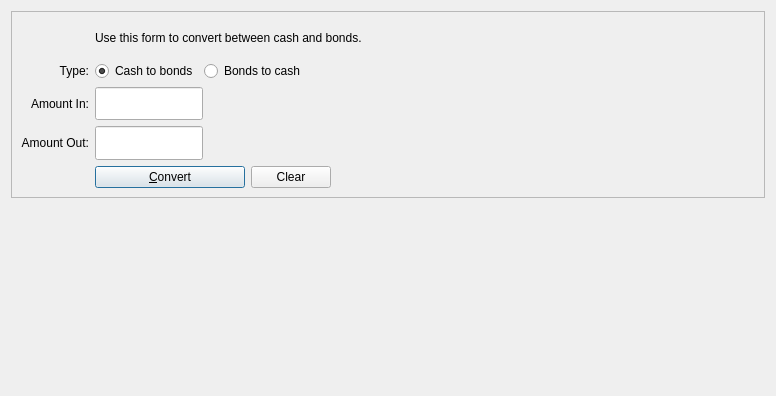
Old version of the form src/qt/forms/convertcoinsdialog.ui in the repository joshdoman/peerfed.
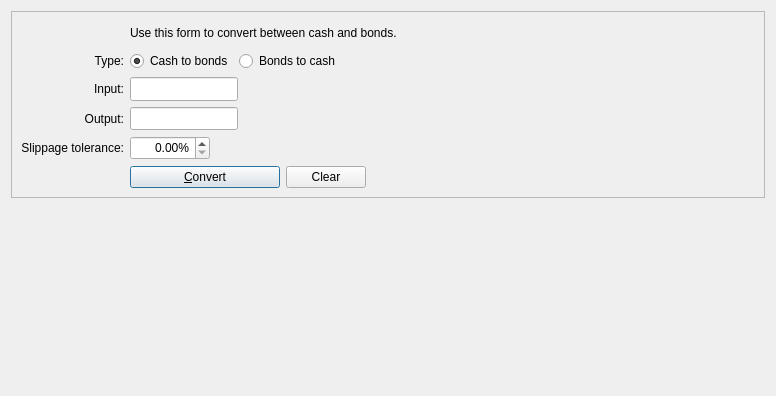
New version of the form. Icons and pictures are not drawn. Custom widgets are drawn as their Qt base class.

Commit message: added slippage ui component, simple wiring for conversion component

Patch:
```diff
--- a/src/qt/forms/convertcoinsdialog.ui
+++ b/src/qt/forms/convertcoinsdialog.ui
@@ -47,7 +47,7 @@
            <string>An optional amount to request. Leave this empty or zero to not request a specific amount.</string>
           </property>
           <property name="text">
-           <string>Amount In:</string>
+           <string>Input:</string>
           </property>
           <property name="alignment">
            <set>Qt::AlignRight|Qt::AlignTrailing|Qt::AlignVCenter</set>
@@ -63,7 +63,7 @@
            <string>An optional amount to request. Leave this empty or zero to not request a specific amount.</string>
           </property>
           <property name="text">
-           <string>Amount Out:</string>
+           <string>Output:</string>
           </property>
           <property name="alignment">
            <set>Qt::AlignRight|Qt::AlignTrailing|Qt::AlignVCenter</set>
@@ -73,6 +73,22 @@
           </property>
          </widget>
         </item>
+        <item row="7" column="0">
+         <widget class="QLabel" name="labelSlippage">
+          <property name="toolTip">
+           <string>Transaction will fail if price changes unfavorably by more than this amount.</string>
+          </property>
+          <property name="text">
+           <string>Slippage tolerance:</string>
+          </property>
+          <property name="alignment">
+           <set>Qt::AlignRight|Qt::AlignTrailing|Qt::AlignVCenter</set>
+          </property>
+          <property name="buddy">
+           <cstring>reqSlippage</cstring>
+          </property>
+         </widget>
+        </item>
         <item row="1" column="2">
          <widget class="QLabel" name="label_5">
           <property name="text">
@@ -123,7 +139,7 @@
           </item>
          </layout>
         </item>
-        <item row="7" column="2">
+        <item row="8" column="2">
          <layout class="QHBoxLayout" name="horizontalLayout_2">
           <item>
            <widget class="QPushButton" name="convertButton">
@@ -186,7 +202,7 @@
           </item>
          </layout>
         </item>
-        <item row="7" column="0">
+        <item row="8" column="0">
          <widget class="QLabel" name="label_7">
           <property name="text">
            <string/>
@@ -236,7 +252,7 @@
          </layout>
         </item>
         <item row="5" column="2">
-         <layout class="QHBoxLayout" name="horizontalLayout_2">
+         <layout class="QHBoxLayout" name="horizontalLayout_4">
           <item>
            <widget class="BitcoinAmountField" name="reqAmountOut">
             <property name="sizePolicy">
@@ -277,6 +293,60 @@
           </item>
          </layout>
         </item>
+        <item row="7" column="2">
+         <layout class="QHBoxLayout" name="horizontalLayout_5">
+          <item>
+           <widget class="QDoubleSpinBox" name="reqSlippage">
+            <property name="sizePolicy">
+             <sizepolicy hsizetype="Fixed" vsizetype="Fixed">
+              <horstretch>0</horstretch>
+              <verstretch>0</verstretch>
+             </sizepolicy>
+            </property>
+            <property name="minimumSize">
+             <size>
+              <width>80</width>
+              <height>0</height>
+             </size>
+            </property>
+            <property name="maximumSize">
+             <size>
+              <width>1000</width>
+              <height>100</height>
+             </size>
+            </property>
+            <property name="decimals">
+                <number>2</number>
+            </property>
+            <property name="maximum">
+                <number>50</number>
+            </property>
+            <property name="suffix">
+                <string>&#37;</string>
+            </property>
+            <property name="alignment">
+             <set>Qt::AlignRight|Qt::AlignTrailing|Qt::AlignVCenter</set>
+            </property>
+            <property name="toolTip">
+             <string>The amount of allowable slippage.</string>
+            </property>
+           </widget>
+          </item>
+          <item>
+           <spacer name="horizontalSpacer_5">
+            <property name="orientation">
+             <enum>Qt::Horizontal</enum>
+            </property>
+            <property name="sizeHint" stdset="0">
+             <size>
+              <width>0</width>
+              <height>0</height>
+             </size>
+            </property>
+           </spacer>
+          </item>
+         </layout>
+        </item>
        </layout>
       </item>
      </layout>
```
Left out of the diff: 1 changed line with no effect on the pictures. The commit also changes 2 other files.
